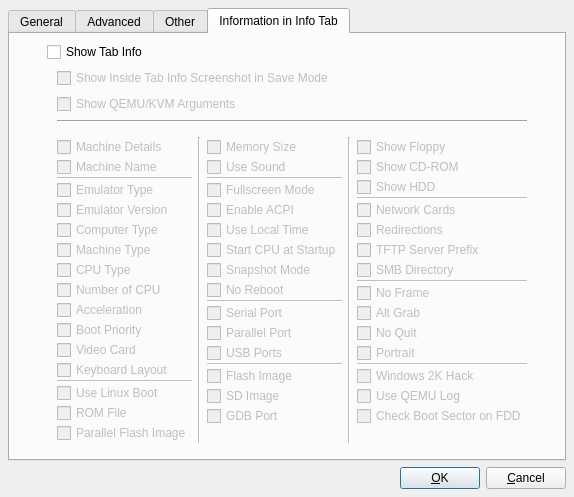
Old version of the form Advanced_Settings_Window.ui in the repository qunying/aqemu-old.
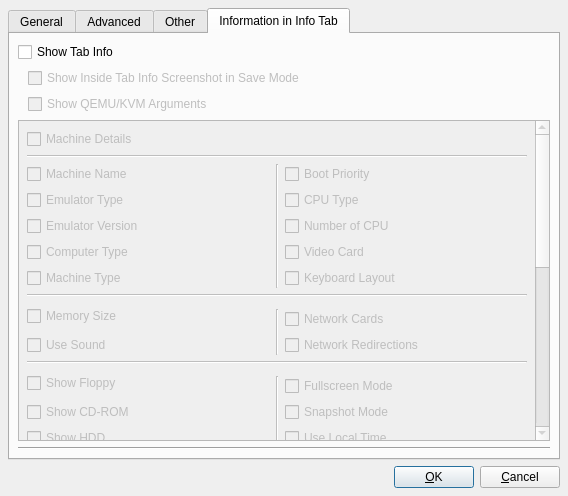
New version of the form. The open tabs and pages were chosen to show the change. Icons and pictures are not drawn.

Commit message: Improved Advanced Settings Window, Rewrite Tab Info Code

```diff
--- a/Advanced_Settings_Window.ui
+++ b/Advanced_Settings_Window.ui
@@ -7,8 +7,8 @@
    <rect>
     <x>0</x>
     <y>0</y>
-    <width>574</width>
-    <height>497</height>
+    <width>568</width>
+    <height>496</height>
    </rect>
   </property>
   <property name="windowTitle">
@@ -1261,7 +1261,7 @@
         </widget>
        </item>
        <item row="1" column="0">
-        <layout class="QVBoxLayout" name="verticalLayout_10">
+        <layout class="QVBoxLayout" name="verticalLayout_2">
          <property name="leftMargin">
           <number>10</number>
          </property>
@@ -1297,428 +1297,443 @@
            </property>
           </widget>
          </item>
-         <item>
-          <widget class="Line" name="line_15">
-           <property name="orientation">
-            <enum>Qt::Horizontal</enum>
-           </property>
-          </widget>
-         </item>
         </layout>
        </item>
        <item row="2" column="0">
-        <widget class="QWidget" name="QEMU_Args_Widget" native="true">
+        <widget class="QScrollArea" name="QEMU_Args_Widget">
          <property name="enabled">
           <bool>false</bool>
          </property>
-         <property name="sizePolicy">
-          <sizepolicy hsizetype="Preferred" vsizetype="Minimum">
-           <horstretch>0</horstretch>
-           <verstretch>0</verstretch>
-          </sizepolicy>
+         <property name="widgetResizable">
+          <bool>true</bool>
+         </property>
+         <widget class="QWidget" name="scrollAreaWidgetContents">
+          <property name="geometry">
+           <rect>
+            <x>0</x>
+            <y>0</y>
+            <width>509</width>
+            <height>702</height>
+           </rect>
          </property>
          <layout class="QGridLayout" name="gridLayout_2">
-          <property name="margin">
-           <number>0</number>
-          </property>
           <item row="0" column="0">
-           <layout class="QVBoxLayout" name="verticalLayout_2">
-            <property name="spacing">
-             <number>0</number>
-            </property>
-            <property name="leftMargin">
-             <number>10</number>
-            </property>
-            <item>
              <widget class="QCheckBox" name="CH_Machine_Details">
               <property name="text">
                <string>Machine Details</string>
               </property>
              </widget>
             </item>
-            <item>
+           <item row="1" column="0" colspan="3">
+            <widget class="Line" name="line_24">
+             <property name="orientation">
+              <enum>Qt::Horizontal</enum>
+             </property>
+            </widget>
+           </item>
+           <item row="2" column="0">
              <widget class="QCheckBox" name="CH_Machine_Name">
               <property name="text">
                <string>Machine Name</string>
               </property>
              </widget>
             </item>
-            <item>
-             <widget class="Line" name="line_9">
+           <item row="2" column="1" rowspan="5">
+            <widget class="Line" name="line_4">
               <property name="orientation">
-               <enum>Qt::Horizontal</enum>
+              <enum>Qt::Vertical</enum>
               </property>
              </widget>
             </item>
-            <item>
+           <item row="2" column="2">
+            <widget class="QCheckBox" name="CH_Boot_Priority">
+             <property name="text">
+              <string>Boot Priority</string>
+             </property>
+            </widget>
+           </item>
+           <item row="3" column="0">
              <widget class="QCheckBox" name="CH_Emulator_Type">
               <property name="text">
                <string>Emulator Type</string>
               </property>
              </widget>
             </item>
-            <item>
-             <widget class="QCheckBox" name="CH_Emulator_Version">
-              <property name="text">
-               <string>Emulator Version</string>
-              </property>
-             </widget>
-            </item>
-            <item>
-             <widget class="QCheckBox" name="CH_Computer_Type">
-              <property name="text">
-               <string>Computer Type</string>
-              </property>
-             </widget>
-            </item>
-            <item>
-             <widget class="QCheckBox" name="CH_Machine_Type">
-              <property name="text">
-               <string>Machine Type</string>
-              </property>
-             </widget>
-            </item>
-            <item>
+           <item row="3" column="2">
              <widget class="QCheckBox" name="CH_CPU_Type">
               <property name="text">
                <string>CPU Type</string>
               </property>
              </widget>
             </item>
-            <item>
+           <item row="4" column="0">
+            <widget class="QCheckBox" name="CH_Emulator_Version">
+             <property name="text">
+              <string>Emulator Version</string>
+             </property>
+            </widget>
+           </item>
+           <item row="4" column="2">
              <widget class="QCheckBox" name="CH_Number_of_CPU">
               <property name="text">
                <string>Number of CPU</string>
               </property>
              </widget>
             </item>
-            <item>
-             <widget class="QCheckBox" name="CH_Acceleration">
+           <item row="5" column="0">
+            <widget class="QCheckBox" name="CH_Computer_Type">
               <property name="text">
-               <string>Acceleration</string>
+              <string>Computer Type</string>
               </property>
              </widget>
             </item>
-            <item>
-             <widget class="QCheckBox" name="CH_Boot_Priority">
-              <property name="text">
-               <string>Boot Priority</string>
-              </property>
-             </widget>
-            </item>
-            <item>
+           <item row="5" column="2">
              <widget class="QCheckBox" name="CH_Video_Card">
               <property name="text">
                <string>Video Card</string>
               </property>
              </widget>
             </item>
-            <item>
+           <item row="6" column="0">
+            <widget class="QCheckBox" name="CH_Machine_Type">
+             <property name="text">
+              <string>Machine Type</string>
+             </property>
+            </widget>
+           </item>
+           <item row="6" column="2">
              <widget class="QCheckBox" name="CH_Keyboard_Layout">
               <property name="text">
                <string>Keyboard Layout</string>
               </property>
              </widget>
             </item>
-            <item>
+           <item row="7" column="0" colspan="3">
              <widget class="Line" name="line">
               <property name="orientation">
                <enum>Qt::Horizontal</enum>
               </property>
              </widget>
             </item>
-            <item>
-             <widget class="QCheckBox" name="CH_Linux_Boot">
-              <property name="text">
-               <string>Use Linux Boot</string>
-              </property>
-             </widget>
-            </item>
-            <item>
-             <widget class="QCheckBox" name="CH_ROM_File">
-              <property name="text">
-               <string>ROM File</string>
-              </property>
-             </widget>
-            </item>
-            <item>
-             <widget class="QCheckBox" name="CH_PFlash">
-              <property name="text">
-               <string>Parallel Flash Image</string>
-              </property>
-             </widget>
-            </item>
-           </layout>
-          </item>
-          <item row="0" column="1">
-           <widget class="Line" name="line_2">
-            <property name="orientation">
-             <enum>Qt::Vertical</enum>
-            </property>
-           </widget>
-          </item>
-          <item row="0" column="2">
-           <layout class="QVBoxLayout" name="verticalLayout_5">
-            <property name="spacing">
-             <number>0</number>
-            </property>
-            <item>
+           <item row="8" column="0" rowspan="2">
              <widget class="QCheckBox" name="CH_Memory_Size">
               <property name="text">
                <string>Memory Size</string>
               </property>
              </widget>
             </item>
-            <item>
+           <item row="9" column="1" rowspan="2">
+            <widget class="Line" name="line_5">
+             <property name="orientation">
+              <enum>Qt::Vertical</enum>
+             </property>
+            </widget>
+           </item>
+           <item row="9" column="2">
+            <widget class="QCheckBox" name="CH_Network_Cards">
+             <property name="text">
+              <string>Network Cards</string>
+             </property>
+            </widget>
+           </item>
+           <item row="10" column="0">
              <widget class="QCheckBox" name="CH_Use_Sound">
               <property name="text">
                <string>Use Sound</string>
               </property>
              </widget>
             </item>
-            <item>
-             <widget class="Line" name="line_3">
+           <item row="10" column="2">
+            <widget class="QCheckBox" name="CH_Redirections">
+             <property name="text">
+              <string>Network Redirections</string>
+             </property>
+            </widget>
+           </item>
+           <item row="11" column="0" colspan="3">
+            <widget class="Line" name="line_2">
               <property name="orientation">
                <enum>Qt::Horizontal</enum>
               </property>
              </widget>
             </item>
-            <item>
+           <item row="12" column="0" rowspan="2">
+            <widget class="QCheckBox" name="CH_Show_FDD">
+             <property name="text">
+              <string>Show Floppy</string>
+             </property>
+            </widget>
+           </item>
+           <item row="13" column="1" rowspan="3">
+            <widget class="Line" name="line_7">
+             <property name="orientation">
+              <enum>Qt::Vertical</enum>
+             </property>
+            </widget>
+           </item>
+           <item row="13" column="2">
              <widget class="QCheckBox" name="CH_Fullscreen">
               <property name="text">
                <string>Fullscreen Mode</string>
               </property>
              </widget>
             </item>
-            <item>
-             <widget class="QCheckBox" name="CH_ACPI">
+           <item row="14" column="0">
+            <widget class="QCheckBox" name="CH_Show_CD">
               <property name="text">
-               <string>Enable ACPI</string>
+              <string>Show CD-ROM</string>
               </property>
              </widget>
             </item>
-            <item>
-             <widget class="QCheckBox" name="CH_Localtime">
-              <property name="text">
-               <string>Use Local Time</string>
-              </property>
-             </widget>
-            </item>
-            <item>
-             <widget class="QCheckBox" name="CH_Start_CPU">
-              <property name="text">
-               <string>Start CPU at Startup</string>
-              </property>
-             </widget>
-            </item>
-            <item>
+           <item row="14" column="2">
              <widget class="QCheckBox" name="CH_Snapshot">
               <property name="text">
                <string>Snapshot Mode</string>
               </property>
              </widget>
             </item>
-            <item>
-             <widget class="QCheckBox" name="CH_No_Reboot">
+           <item row="15" column="0">
+            <widget class="QCheckBox" name="CH_Show_HDD">
               <property name="text">
-               <string>No Reboot</string>
+              <string>Show HDD</string>
               </property>
              </widget>
             </item>
-            <item>
-             <widget class="Line" name="line_8">
+           <item row="15" column="2">
+            <widget class="QCheckBox" name="CH_Localtime">
+             <property name="text">
+              <string>Use Local Time</string>
+             </property>
+            </widget>
+           </item>
+           <item row="16" column="0" colspan="3">
+            <widget class="Line" name="line_12">
               <property name="orientation">
                <enum>Qt::Horizontal</enum>
               </property>
              </widget>
             </item>
-            <item>
+           <item row="17" column="0">
              <widget class="QCheckBox" name="CH_Serial_Port">
               <property name="text">
-               <string>Serial Port</string>
+              <string>Serial Ports</string>
               </property>
              </widget>
             </item>
-            <item>
+           <item row="17" column="1" rowspan="3">
+            <widget class="Line" name="line_8">
+             <property name="orientation">
+              <enum>Qt::Vertical</enum>
+             </property>
+            </widget>
+           </item>
+           <item row="17" column="2">
+            <widget class="QCheckBox" name="CH_VNC">
+             <property name="text">
+              <string>VNC</string>
+             </property>
+            </widget>
+           </item>
+           <item row="18" column="0">
              <widget class="QCheckBox" name="CH_Parallel_Port">
               <property name="text">
-               <string>Parallel Port</string>
+              <string>Parallel Ports</string>
               </property>
              </widget>
             </item>
-            <item>
+           <item row="18" column="2">
+            <widget class="QCheckBox" name="CH_SPICE">
+             <property name="text">
+              <string>SPICE</string>
+             </property>
+            </widget>
+           </item>
+           <item row="19" column="0">
              <widget class="QCheckBox" name="CH_USB_Port">
               <property name="text">
                <string>USB Ports</string>
               </property>
              </widget>
             </item>
-            <item>
-             <widget class="Line" name="line_7">
-              <property name="orientation">
-               <enum>Qt::Horizontal</enum>
-              </property>
-             </widget>
-            </item>
-            <item>
-             <widget class="QCheckBox" name="CH_MTDBlock">
+           <item row="19" column="2">
+            <widget class="QCheckBox" name="CH_Linux_Boot">
               <property name="text">
                <string>Flash Image</string>
               </property>
              </widget>
             </item>
-            <item>
-             <widget class="QCheckBox" name="CH_SD_Image">
-              <property name="text">
-               <string>SD Image</string>
-              </property>
-             </widget>
-            </item>
-            <item>
-             <widget class="QCheckBox" name="CH_GDB_Port">
-              <property name="text">
-               <string>GDB Port</string>
-              </property>
-             </widget>
-            </item>
-           </layout>
-          </item>
-          <item row="0" column="3">
-           <widget class="Line" name="line_4">
-            <property name="orientation">
-             <enum>Qt::Vertical</enum>
-            </property>
-           </widget>
-          </item>
-          <item row="0" column="4">
-           <layout class="QVBoxLayout" name="verticalLayout_7">
-            <property name="spacing">
-             <number>0</number>
-            </property>
-            <item>
-             <widget class="QCheckBox" name="CH_Show_FDD">
-              <property name="text">
-               <string>Show Floppy</string>
-              </property>
-             </widget>
-            </item>
-            <item>
-             <widget class="QCheckBox" name="CH_Show_CD">
-              <property name="text">
-               <string>Show CD-ROM</string>
-              </property>
-             </widget>
-            </item>
-            <item>
-             <widget class="QCheckBox" name="CH_Show_HDD">
-              <property name="text">
-               <string>Show HDD</string>
-              </property>
-             </widget>
-            </item>
-            <item>
-             <widget class="Line" name="line_5">
-              <property name="orientation">
-               <enum>Qt::Horizontal</enum>
-              </property>
-             </widget>
-            </item>
-            <item>
-             <widget class="QCheckBox" name="CH_Network_Cards">
-              <property name="text">
-               <string>Network Cards</string>
-              </property>
-             </widget>
-            </item>
-            <item>
-             <widget class="QCheckBox" name="CH_Redirections">
-              <property name="text">
-               <string>Redirections</string>
-              </property>
-             </widget>
-            </item>
-            <item>
-             <widget class="QCheckBox" name="CH_TFTP_Server_Prefix">
-              <property name="text">
-               <string>TFTP Server Prefix</string>
-              </property>
-             </widget>
-            </item>
-            <item>
-             <widget class="QCheckBox" name="CH_SMB_Dir">
-              <property name="text">
-               <string>SMB Directory</string>
-              </property>
-             </widget>
-            </item>
-            <item>
+           <item row="20" column="0" colspan="3">
              <widget class="Line" name="line_6">
               <property name="orientation">
                <enum>Qt::Horizontal</enum>
               </property>
              </widget>
             </item>
-            <item>
+           <item row="21" column="0">
              <widget class="QCheckBox" name="CH_No_Frame">
               <property name="text">
                <string>No Frame</string>
               </property>
              </widget>
             </item>
-            <item>
+           <item row="21" column="1" rowspan="8">
+            <widget class="Line" name="line_3">
+             <property name="orientation">
+              <enum>Qt::Vertical</enum>
+             </property>
+            </widget>
+           </item>
+           <item row="21" column="2">
+            <widget class="QCheckBox" name="CH_Win2K_Hack">
+             <property name="text">
+              <string>Windows 2K Hack</string>
+             </property>
+            </widget>
+           </item>
+           <item row="22" column="0">
              <widget class="QCheckBox" name="CH_Alt_Grab">
               <property name="text">
                <string>Alt Grab</string>
               </property>
              </widget>
             </item>
-            <item>
+           <item row="22" column="2">
+            <widget class="QCheckBox" name="CH_RTC_TD_Hack">
+             <property name="text">
+              <string>RTC TD Hack</string>
+             </property>
+            </widget>
+           </item>
+           <item row="23" column="0">
              <widget class="QCheckBox" name="CH_No_Quit">
               <property name="text">
                <string>No Quit</string>
               </property>
              </widget>
             </item>
-            <item>
+           <item row="23" column="2">
+            <widget class="QCheckBox" name="CH_No_Shutdown">
+             <property name="text">
+              <string>No Shutdown</string>
+             </property>
+            </widget>
+           </item>
+           <item row="24" column="0">
              <widget class="QCheckBox" name="CH_Portrait">
               <property name="text">
                <string>Portrait</string>
               </property>
              </widget>
             </item>
-            <item>
-             <widget class="Line" name="line_12">
-              <property name="orientation">
-               <enum>Qt::Horizontal</enum>
+           <item row="24" column="2">
+            <widget class="QCheckBox" name="CH_No_Reboot">
+             <property name="text">
+              <string>No Reboot</string>
               </property>
              </widget>
             </item>
-            <item>
-             <widget class="QCheckBox" name="CH_Win2K_Hack">
+           <item row="25" column="0">
+            <widget class="QCheckBox" name="CH_Curses">
               <property name="text">
                <string>Windows 2K Hack</string>
               </property>
              </widget>
             </item>
-            <item>
-             <widget class="QCheckBox" name="CH_QEMU_Log">
+           <item row="25" column="2">
+            <widget class="QCheckBox" name="CH_Start_CPU">
               <property name="text">
-               <string>Use QEMU Log</string>
+              <string>Start CPU at Startup</string>
               </property>
              </widget>
             </item>
-            <item>
+           <item row="26" column="0">
+            <widget class="QCheckBox" name="CH_Show_Cursor">
+             <property name="text">
+              <string>Show cursor</string>
+             </property>
+            </widget>
+           </item>
+           <item row="26" column="2">
              <widget class="QCheckBox" name="CH_Check_Boot_on_FDD">
               <property name="text">
                <string>Check Boot Sector on FDD</string>
               </property>
              </widget>
             </item>
-           </layout>
-          </item>
-         </layout>
-        </widget>
+           <item row="27" column="0">
+            <widget class="QCheckBox" name="CH_Init_Graphical_Mode">
+             <property name="text">
+              <string>Initial graphical mode</string>
+             </property>
+            </widget>
+           </item>
+           <item row="27" column="2">
+            <widget class="QCheckBox" name="CH_ACPI">
+             <property name="text">
+              <string>Enable ACPI</string>
+             </property>
+            </widget>
+           </item>
+           <item row="28" column="0">
+            <widget class="QCheckBox" name="CH_Acceleration">
+             <property name="text">
+              <string>Acceleration</string>
+             </property>
+            </widget>
+           </item>
+           <item row="28" column="2">
+            <widget class="QCheckBox" name="CH_Start_Date">
+             <property name="text">
+              <string>Start Date</string>
+             </property>
+            </widget>
+           </item>
+           <item row="29" column="0" colspan="3">
+            <widget class="Line" name="line_9">
+             <property name="orientation">
+              <enum>Qt::Horizontal</enum>
+             </property>
+            </widget>
+           </item>
+           <item row="30" column="0">
+            <widget class="QCheckBox" name="CH_MTDBlock">
+             <property name="text">
+              <string>Flash Image</string>
+             </property>
+            </widget>
+           </item>
+           <item row="30" column="2">
+            <widget class="QCheckBox" name="CH_PFlash">
+             <property name="text">
+              <string>Parallel Flash Image</string>
+             </property>
+            </widget>
+           </item>
+           <item row="31" column="0">
+            <widget class="QCheckBox" name="CH_ROM_File">
+             <property name="text">
+              <string>ROM File</string>
+             </property>
+            </widget>
+           </item>
+           <item row="31" column="2">
+            <widget class="QCheckBox" name="CH_SD_Image">
+             <property name="text">
+              <string>SD Image</string>
+             </property>
+            </widget>
+           </item>
+          </layout>
+         </widget>
+        </widget>
        </item>
+       <item row="3" column="0">
+        <widget class="Line" name="line_15">
+         <property name="orientation">
+          <enum>Qt::Horizontal</enum>
+         </property>
+        </widget>
+       </item>
       </layout>
       <zorder>CH_Show_Tab_Info</zorder>
       <zorder>CH_Show_Screenshot_in_Save_Mode</zorder>
```
Left out of the diff: 76 changed lines with no effect on the pictures. Lines whose indentation alone changed are shown as unchanged. The commit also changes 7 other files.
